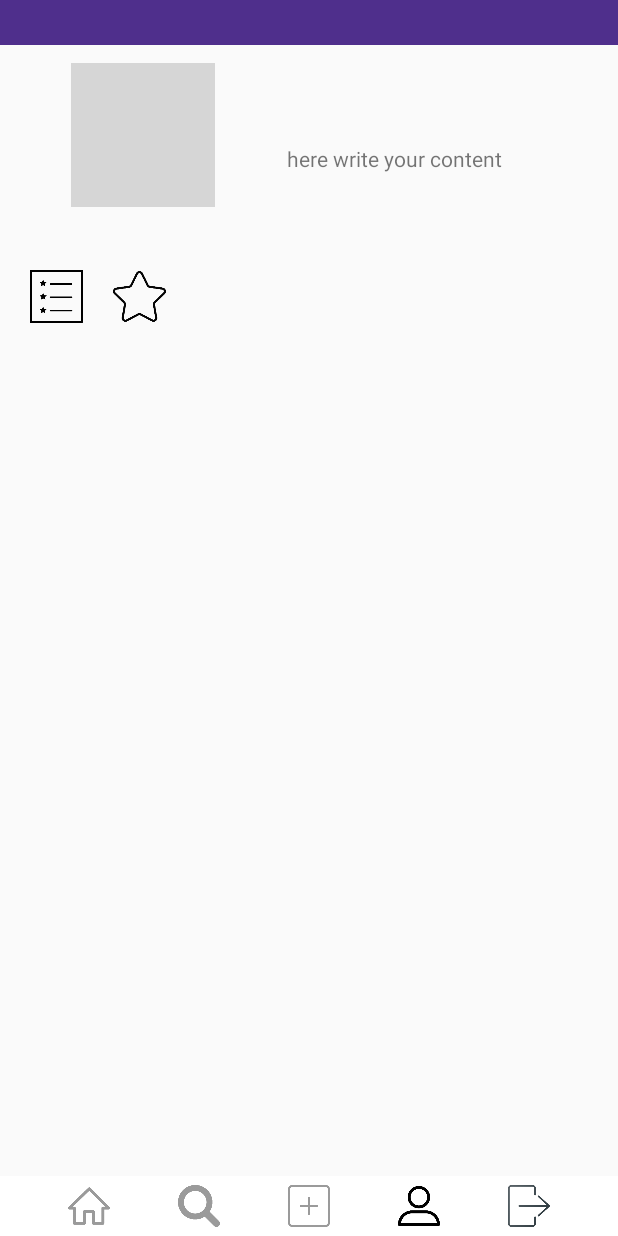
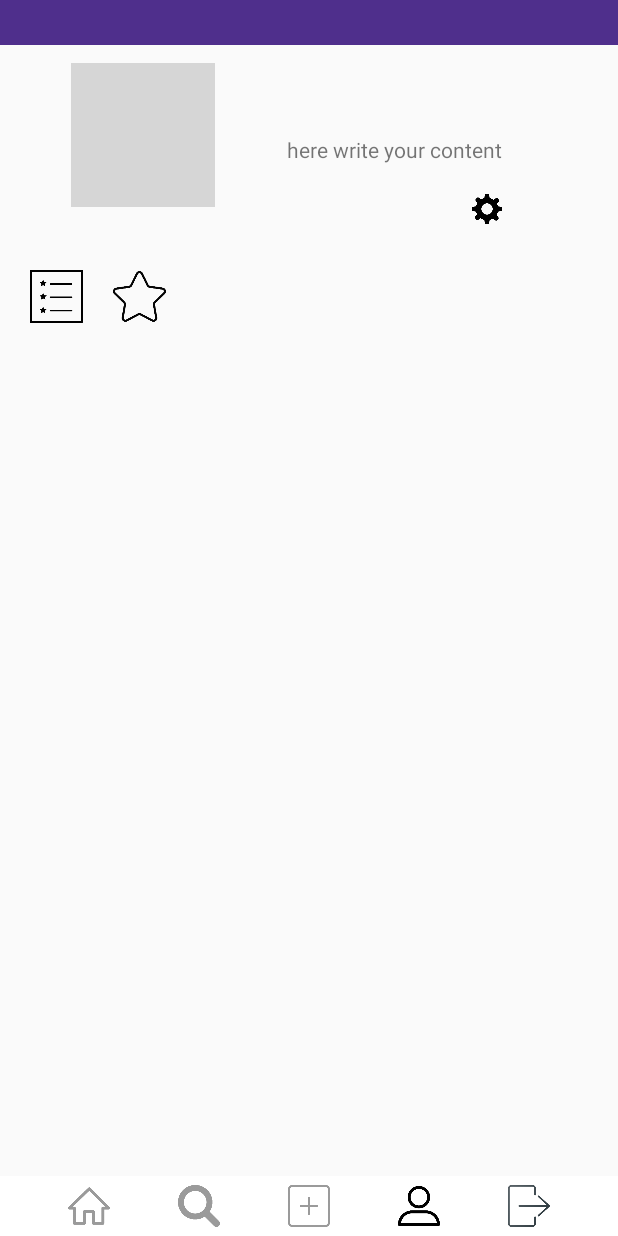
Before and after one commit to ChoeJaeyoung/Lovss-android-app-Project, an Android app: the HomeActivity screen opened directly, with no data from a screen before it, after a tap on an icon or button, on a phone screen of 412 x 824 dp. Run offline under Robolectric (Android 15) with nearby library versions, the phone set to English and light mode, and no system bars; our stand-ins replace ButterKnife, CircleImageView; libraries missing offline, so code that uses them is left out: com.gun0912.tedpermission; pictures from the network do not load; 11 statements that could not run were skipped; grey boxes are pictures that could not be loaded.

Commit message:
회원가입 중복 다이얼로그 띄우기 오류 해결

```diff
--- a/app/src/main/java/kr/co/ezenac/cjy/teamproject/DetailActivity.java
+++ b/app/src/main/java/kr/co/ezenac/cjy/teamproject/DetailActivity.java
@@ -145,7 +145,7 @@ public class DetailActivity extends AppCompatActivity {
     @OnClick(R.id.img_home)
     public void onReturnHome(View view) {
         Intent intent = new Intent(DetailActivity.this, HomeActivity.class);
-        intent.setFlags( Intent.FLAG_ACTIVITY_CLEAR_TOP | Intent.FLAG_ACTIVITY_NO_HISTORY);
+        intent.setFlags(Intent.FLAG_ACTIVITY_NEW_TASK | Intent.FLAG_ACTIVITY_CLEAR_TASK);
         startActivity(intent);
     }
     @OnClick(R.id.img_search)
@@ -174,8 +174,9 @@ public class DetailActivity extends AppCompatActivity {
             public void onClick(DialogInterface dialog, int which) {
 
                 Intent intent = new Intent(DetailActivity.this, LoginActivity.class);
-                intent.setFlags( Intent.FLAG_ACTIVITY_CLEAR_TOP | Intent.FLAG_ACTIVITY_NO_HISTORY);
+                intent.setFlags(Intent.FLAG_ACTIVITY_NEW_TASK | Intent.FLAG_ACTIVITY_CLEAR_TASK);
                 startActivity(intent);
+                finish();
             }
 
         });
--- a/app/src/main/java/kr/co/ezenac/cjy/teamproject/Fragment/RoomFragment.java
+++ b/app/src/main/java/kr/co/ezenac/cjy/teamproject/Fragment/RoomFragment.java
@@ -45,7 +45,7 @@ public class RoomFragment extends Fragment {
     public View onCreateView(LayoutInflater inflater, @Nullable ViewGroup container, @Nullable Bundle savedInstanceState) {
         super.onCreateView(inflater, container, savedInstanceState);
 
-        Log.d("joseph","cc");
+        Log.d("joseph1","cc");
         View view = inflater.inflate(R.layout.activity_fragment_room, container, false);
         ButterKnife.bind(this, view);
         Integer tmpId = LoginInfo.getInstance().getMember().getId();
@@ -62,9 +62,9 @@ public class RoomFragment extends Fragment {
         gridview_main_1.setOnItemLongClickListener(new AdapterView.OnItemLongClickListener() {
             @Override
             public boolean onItemLongClick(AdapterView<?> parent, View view, int position, long id) {
-                Log.d("ppp", "LongCLICK2");
+                Log.d("ppp1", "LongCLICK2");
                 String str = gridview_main_1.getItemAtPosition(position).toString();
-                Log.d("ppp", str);
+                Log.d("ppp1", str);
 
                 profileAdapter.setMode(1);
                 profileAdapter.notifyDataSetChanged();
@@ -77,13 +77,14 @@ public class RoomFragment extends Fragment {
     }
 
     public void callLoginInfo(Integer tmp_memberId){
-        Call<ArrayList<Room>> observ = RetrofitService.getInstance().getRetrofitRequest().profileRoomInfo(tmp_memberId);
-        observ.enqueue(new Callback<ArrayList<Room>>() {
+        Call<ArrayList<Room>> observ2 = RetrofitService.getInstance().getRetrofitRequest().profileRoomInfo(tmp_memberId);
+        observ2.enqueue(new Callback<ArrayList<Room>>() {
             @Override
             public void onResponse(Call<ArrayList<Room>> call, Response<ArrayList<Room>> response) {
                 if (response.isSuccessful()){
                     final ArrayList<Room> items = response.body();
 
+                    Log.d("res4", "res3" + items.toString());
                     profileAdapter = new Profile_adapter(items,getActivity());
                     gridview_main_1.setAdapter(profileAdapter);
                     for (int i = 0; i < items.size(); i++) {
@@ -99,12 +100,12 @@ public class RoomFragment extends Fragment {
                             intent.putExtra("room_name", item.getName());
                             intent.putExtra("room_img", item.getRoom_img());
                             RoomInfo.getInstance().setRoom(item);
-                            Log.d("kkk", item.toString());
+                            Log.d("kkk2", item.toString());
                             startActivity(intent);
                         }
                     });
 
-                    Log.d("ttt", items.toString());
+                    Log.d("ttt3", items.toString());
                 }
             }
 
--- a/app/src/main/java/kr/co/ezenac/cjy/teamproject/HomeActivity.java
+++ b/app/src/main/java/kr/co/ezenac/cjy/teamproject/HomeActivity.java
@@ -143,6 +143,7 @@ public class HomeActivity extends Activity implements InfiniteScrollAdapter.Infi
             public void choosePhoto() {
 
                 Intent intent = new Intent(HomeActivity.this,upload_Activity.class);
+                intent.setFlags(Intent.FLAG_ACTIVITY_NEW_TASK | Intent.FLAG_ACTIVITY_CLEAR_TASK);
                 startActivity(intent);
                 Log.d("bjh","re: " + 3);
             }
@@ -199,8 +200,9 @@ public class HomeActivity extends Activity implements InfiniteScrollAdapter.Infi
             @Override
             public void onClick(DialogInterface dialog, int which) {
                 Intent intent = new Intent(HomeActivity.this, LoginActivity.class);
-                intent.setFlags( Intent.FLAG_ACTIVITY_CLEAR_TOP | Intent.FLAG_ACTIVITY_NO_HISTORY);
+                intent.setFlags(Intent.FLAG_ACTIVITY_NEW_TASK | Intent.FLAG_ACTIVITY_CLEAR_TASK);
                 startActivity(intent);
+                finish();
             }
 
         });
--- a/app/src/main/java/kr/co/ezenac/cjy/teamproject/JoinActivity.java
+++ b/app/src/main/java/kr/co/ezenac/cjy/teamproject/JoinActivity.java
@@ -70,7 +70,7 @@ public class JoinActivity extends AppCompatActivity {
             }
         });
 
-        if (backInt > 1){
+        if (backInt == 1){
             alertDialog.show();
         } else {
             Intent intent = new Intent(JoinActivity.this, LoginActivity.class);
--- a/app/src/main/java/kr/co/ezenac/cjy/teamproject/LoginActivity.java
+++ b/app/src/main/java/kr/co/ezenac/cjy/teamproject/LoginActivity.java
@@ -67,7 +67,7 @@ public class LoginActivity extends AppCompatActivity {
             }
 
             @Override
-            public void onFailure(Call<Member> call, Throwable t) {
+            public void onFailure(Call<Member> call, Throwable t)   {
                 t.printStackTrace();
             }
         });
@@ -87,7 +87,6 @@ public class LoginActivity extends AppCompatActivity {
             alertDialog.show();
         } else {
             Intent intent = new Intent(LoginActivity.this, HomeActivity.class);
-            intent.setFlags( Intent.FLAG_ACTIVITY_CLEAR_TOP | Intent.FLAG_ACTIVITY_NO_HISTORY);
             LoginInfo.getInstance().setMember(member);
             Log.d("jjj","qwe"+  LoginInfo.getInstance().getMember().getId());
             startActivity(intent);
--- a/app/src/main/java/kr/co/ezenac/cjy/teamproject/retrofit/RetrofitRequest.java
+++ b/app/src/main/java/kr/co/ezenac/cjy/teamproject/retrofit/RetrofitRequest.java
@@ -24,7 +24,7 @@ public interface RetrofitRequest {
     @GET("login")
     Call<Member> login(@Query("login_id") String member_id, @Query("pw") String pw);
 
-    @GET("insert_become_a_member")
+    @GET("check_become_a_member")
     Call<Integer> join(@Query("login_id") String member_id, @Query("pw") String pw);
 
     @GET("profile")
--- a/app/src/main/java/kr/co/ezenac/cjy/teamproject/upload_btn_photo_activity.java
+++ b/app/src/main/java/kr/co/ezenac/cjy/teamproject/upload_btn_photo_activity.java
@@ -94,7 +94,7 @@ public class upload_btn_photo_activity extends AppCompatActivity {
     @OnClick(R.id.img_room_home1)
     public void onReturnHome(View view) {
         Intent intent = new Intent(upload_btn_photo_activity.this, HomeActivity.class);
-        intent.setFlags( Intent.FLAG_ACTIVITY_CLEAR_TOP | Intent.FLAG_ACTIVITY_NO_HISTORY);
+        intent.setFlags(Intent.FLAG_ACTIVITY_NEW_TASK | Intent.FLAG_ACTIVITY_CLEAR_TASK);
         startActivity(intent);
     }
     @OnClick(R.id.img_room_search1)
@@ -163,8 +163,9 @@ public class upload_btn_photo_activity extends AppCompatActivity {
             public void onClick(DialogInterface dialog, int which) {
 
                 Intent intent = new Intent(upload_btn_photo_activity.this, LoginActivity.class);
-                intent.setFlags( Intent.FLAG_ACTIVITY_CLEAR_TOP | Intent.FLAG_ACTIVITY_NO_HISTORY);
+                intent.setFlags(Intent.FLAG_ACTIVITY_NEW_TASK | Intent.FLAG_ACTIVITY_CLEAR_TASK);
                 startActivity(intent);
+                finish();
             }
 
         });
--- a/app/src/main/res/layout/activity_main.xml
+++ b/app/src/main/res/layout/activity_main.xml
@@ -43,17 +43,26 @@
             android:layout_height="180dp">
                 <TextView
                     android:id="@+id/text_mainId"
-                    android:layout_width="130dp"
-                    android:layout_height="25dp"
+                    android:layout_width="wrap_content"
+                    android:layout_height="wrap_content"
                     android:text="My name is ..."
                     android:layout_marginTop="65dp" />
                 <TextView
                     android:id="@+id/text_mainContent"
-                    android:layout_width="180dp"
-                    android:layout_height="80dp"
+                    android:layout_width="wrap_content"
+                    android:layout_height="wrap_content"
                     android:text="here write your content"
                     android:layout_below="@+id/text_mainId"
                     android:layout_marginTop="5dp"/>
+                <Button
+                    android:id="@+id/change_word"
+                    android:layout_marginTop="20dp"
+                    android:layout_alignRight="@id/text_mainContent"
+                    android:layout_below="@id/text_mainContent"
+                    android:layout_width="20dp"
+                    android:layout_height="20dp"
+                    android:background="@drawable/settings"
+                    />
 
         </RelativeLayout>
 
--- a/app/src/main/res/layout/activity_upload.xml
+++ b/app/src/main/res/layout/activity_upload.xml
@@ -70,6 +70,7 @@
 
     <ImageView
         android:layout_below="@id/btn_upload"
+        android:background="@drawable/add"
         android:id="@+id/img_add"
         android:layout_centerHorizontal="true"
         android:layout_marginTop="40dp"
--- a/app/src/main/res/layout/activity_upload_img.xml
+++ b/app/src/main/res/layout/activity_upload_img.xml
@@ -51,6 +51,7 @@
         <ImageView
             android:layout_below="@id/upload_img_btn_upload"
             android:id="@+id/upload_img_img_add"
+            android:background="@drawable/add"
             android:layout_centerHorizontal="true"
             android:layout_marginTop="40dp"
             android:layout_width="200dp"
```
Also changed, not shown: app/src/main/java/kr/co/ezenac/cjy/teamproject/MainActivity.java (+14 -4 lines), app/src/main/java/kr/co/ezenac/cjy/teamproject/RoomActivity.java (+10 -59 lines), app/src/main/java/kr/co/ezenac/cjy/teamproject/SearchActivity.java (+22 -4 lines), app/src/main/java/kr/co/ezenac/cjy/teamproject/adapter/MemberList_adapter.java (+10 -9 lines), app/src/main/java/kr/co/ezenac/cjy/teamproject/upload_Activity.java (+5 -3 lines), app/src/main/java/kr/co/ezenac/cjy/teamproject/upload_imgActivity.java (+6 -5 lines), app/src/main/res/layout/activity_room.xml (+1 -9 lines), app/src/main/res/layout/searchpage_layout.xml (+7 -2 lines).
